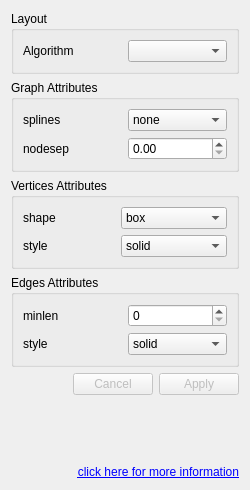
The window that ui/graphpage.ui (romeoxbm/depgraphv) describes before a commit, drawn with Qt 5.
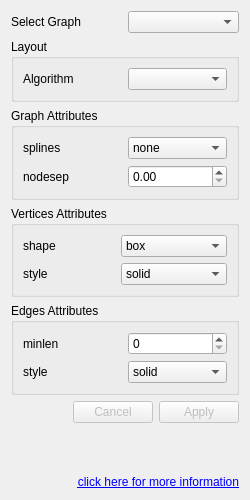
The same window after the commit.

Commit message: - graphSettings table structure has been modified; - graphpage.cpp has been cleaned;

```diff
--- a/ui/graphpage.ui
+++ b/ui/graphpage.ui
@@ -7,19 +7,19 @@
     <x>0</x>
     <y>0</y>
     <width>250</width>
-    <height>490</height>
+    <height>500</height>
    </rect>
   </property>
   <property name="minimumSize">
    <size>
     <width>250</width>
-    <height>490</height>
+    <height>500</height>
    </size>
   </property>
   <property name="maximumSize">
    <size>
     <width>16777215</width>
-    <height>490</height>
+    <height>502</height>
    </size>
   </property>
   <property name="windowTitle">
@@ -27,6 +27,23 @@
   </property>
   <layout class="QGridLayout" name="gridLayout">
    <item row="0" column="0">
+    <layout class="QHBoxLayout" name="horizontalLayout">
+     <item>
+      <widget class="QLabel" name="graphNameLabel">
+       <property name="text">
+        <string>Select Graph</string>
+       </property>
+       <property name="buddy">
+        <cstring>graphName</cstring>
+       </property>
+      </widget>
+     </item>
+     <item>
+      <widget class="QComboBox" name="graphName"/>
+     </item>
+    </layout>
+   </item>
+   <item row="1" column="0">
     <widget class="QFrame" name="frame">
      <property name="frameShape">
       <enum>QFrame::NoFrame</enum>
```
The commit also changes 4 other files.
